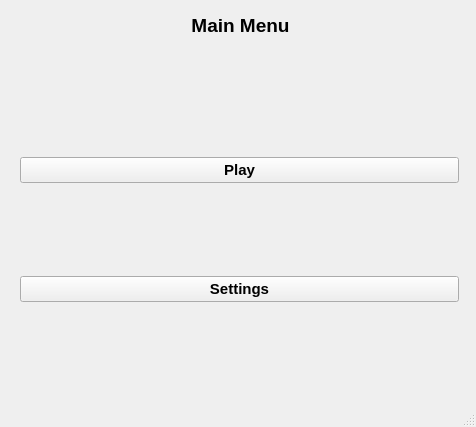
Old version of the form mainwindow.ui in the repository BogdanVeligorskyi/Minesweeper_Qt.
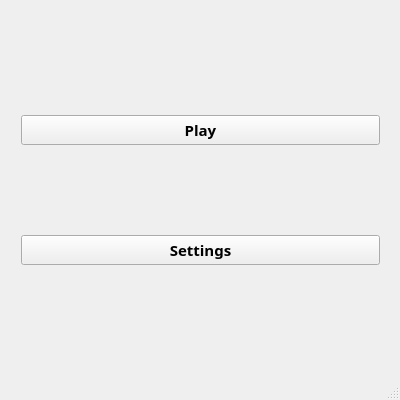
New version of the form.

Commit message: Added window size optimization

```diff
--- a/mainwindow.ui
+++ b/mainwindow.ui
@@ -6,43 +6,20 @@
    <rect>
     <x>0</x>
     <y>0</y>
-    <width>476</width>
-    <height>427</height>
+    <width>400</width>
+    <height>400</height>
    </rect>
   </property>
   <property name="windowTitle">
    <string>Minesweeper</string>
   </property>
   <widget class="QWidget" name="centralWidget">
-   <widget class="QLabel" name="labelMainMenu">
-    <property name="geometry">
-     <rect>
-      <x>10</x>
-      <y>10</y>
-      <width>461</width>
-      <height>31</height>
-     </rect>
-    </property>
-    <property name="font">
-     <font>
-      <pointsize>14</pointsize>
-      <weight>75</weight>
-      <bold>true</bold>
-     </font>
-    </property>
-    <property name="text">
-     <string>Main Menu</string>
-    </property>
-    <property name="alignment">
-     <set>Qt::AlignCenter</set>
-    </property>
-   </widget>
    <widget class="QWidget" name="verticalLayoutWidget">
     <property name="geometry">
      <rect>
-      <x>9</x>
-      <y>59</y>
-      <width>461</width>
+      <x>10</x>
+      <y>20</y>
+      <width>381</width>
       <height>341</height>
      </rect>
     </property>
@@ -51,6 +28,7 @@
       <widget class="QPushButton" name="pushPlayButton">
        <property name="font">
         <font>
+         <family>MV Boli</family>
          <pointsize>11</pointsize>
          <weight>75</weight>
          <bold>true</bold>
@@ -65,6 +43,7 @@
       <widget class="QPushButton" name="pushSettingsButton">
        <property name="font">
         <font>
+         <family>MV Boli</family>
          <pointsize>11</pointsize>
          <weight>75</weight>
          <bold>true</bold>
```
Left out of the diff: 2 changed lines with no effect on the pictures. The commit also changes 3 other files.
